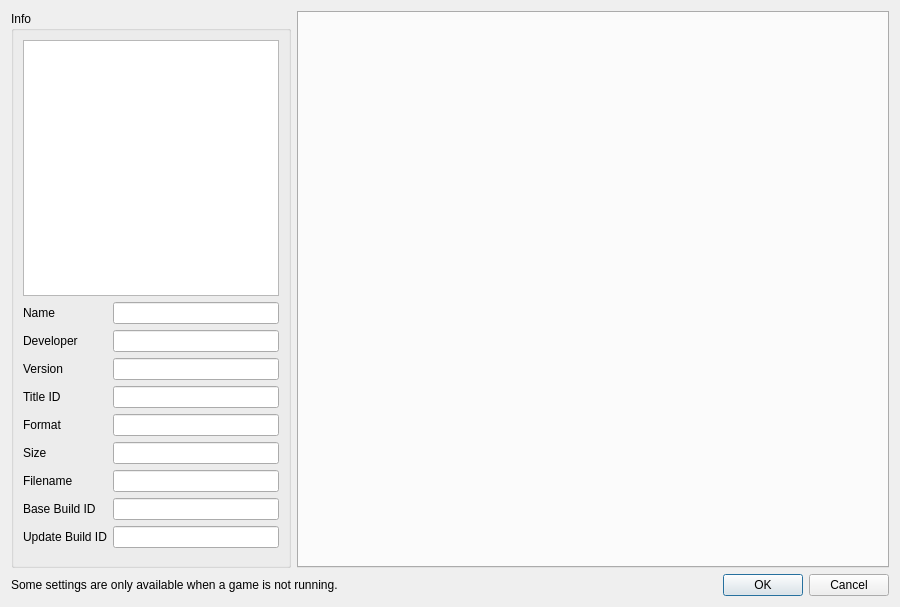
Old version of the form src/citron/configuration/configure_per_game.ui in the repository citron-neo/emulator.
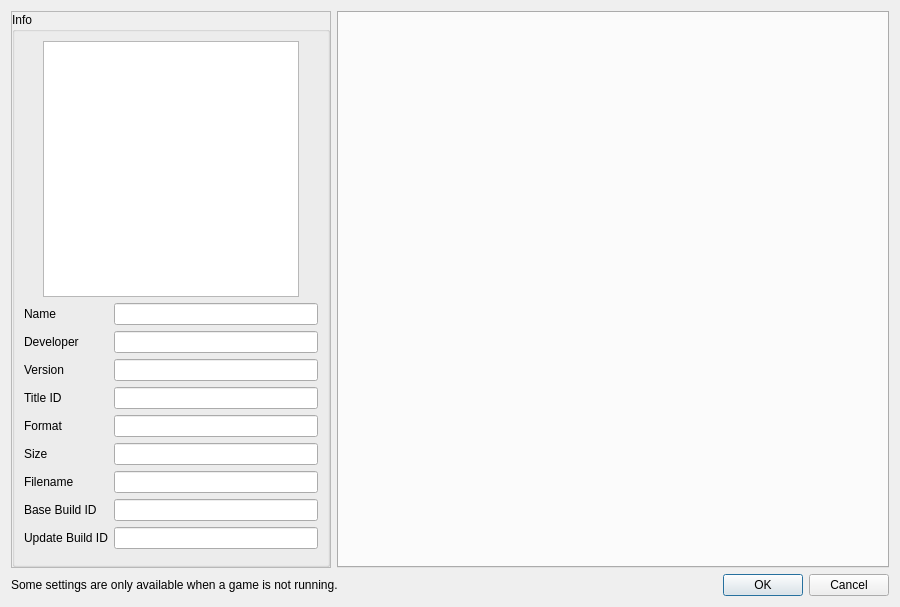
New version of the form.

Commit message: fix: Properties Scaling

```diff
--- a/src/citron/configuration/configure_per_game.ui
+++ b/src/citron/configuration/configure_per_game.ui
@@ -23,13 +23,50 @@
    <item>
     <layout class="QHBoxLayout" name="horizontalLayout">
      <item>
+      <widget class="QScrollArea" name="scrollArea">
+       <property name="sizePolicy">
+        <sizepolicy hsizetype="Maximum" vsizetype="Expanding">
+         <horstretch>0</horstretch>
+         <verstretch>0</verstretch>
+        </sizepolicy>
+       </property>
+       <property name="minimumSize">
+        <size>
+         <width>320</width>
+         <height>0</height>
+        </size>
+       </property>
+       <property name="horizontalScrollBarPolicy">
+        <enum>Qt::ScrollBarAlwaysOff</enum>
+       </property>
+       <property name="widgetResizable">
+        <bool>true</bool>
+       </property>
+       <widget class="QWidget" name="scrollAreaWidgetContents">
+        <property name="geometry">
+         <rect>
+          <x>0</x>
+          <y>0</y>
+          <width>318</width>
+          <height>538</height>
+         </rect>
+        </property>
+        <layout class="QVBoxLayout" name="verticalLayout_5">
+         <property name="leftMargin">
+          <number>0</number>
+         </property>
+         <property name="topMargin">
+          <number>0</number>
+         </property>
+         <property name="rightMargin">
+          <number>0</number>
+         </property>
+         <property name="bottomMargin">
+          <number>0</number>
+         </property>
+         <item>
+          <!-- The original GroupBox is now INSIDE the scroll area -->
       <widget class="QGroupBox" name="groupBox">
-       <property name="sizePolicy">
-        <sizepolicy hsizetype="Maximum" vsizetype="Preferred">
-         <horstretch>0</horstretch>
-         <verstretch>0</verstretch>
-        </sizepolicy>
-       </property>
        <property name="title">
         <string>Info</string>
        </property>
@@ -238,6 +275,11 @@
        </layout>
       </widget>
      </item>
+        </layout>
+       </widget>
+      </widget>
+      <!-- END OF NEW SCROLL AREA -->
+     </item>
      <item>
       <layout class="QVBoxLayout" name="VerticalLayout">
        <item>
@@ -248,6 +290,12 @@
          <property name="enabled">
           <bool>true</bool>
          </property>
+         <property name="sizePolicy">
+          <sizepolicy hsizetype="Expanding" vsizetype="Expanding">
+           <horstretch>0</horstretch>
+           <verstretch>0</verstretch>
+          </sizepolicy>
+         </property>
          <property name="currentIndex">
           <number>-1</number>
          </property>
```
Lines whose indentation alone changed are shown as unchanged.
